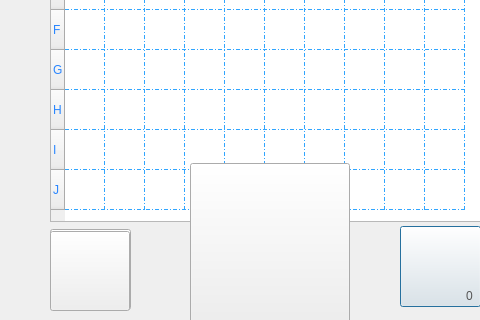
Qt form dialoggameai.ui (pouya-prh/Battle_Ship) before a commit; both pictures show x 0 to 480 and y 277 to 597 of the 1046 by 597 pixel window.
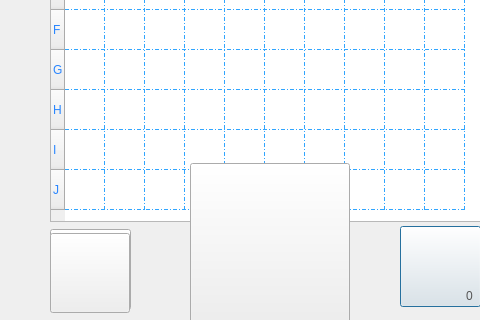
The same form after that commit. Icons and pictures are not drawn. Custom widgets are drawn as their Qt base class.

Diff of the .ui file:
```diff
--- a/dialoggameai.ui
+++ b/dialoggameai.ui
@@ -527,7 +527,7 @@
    <property name="geometry">
     <rect>
      <x>50</x>
-     <y>508</y>
+     <y>510</y>
      <width>80</width>
      <height>80</height>
     </rect>
```
